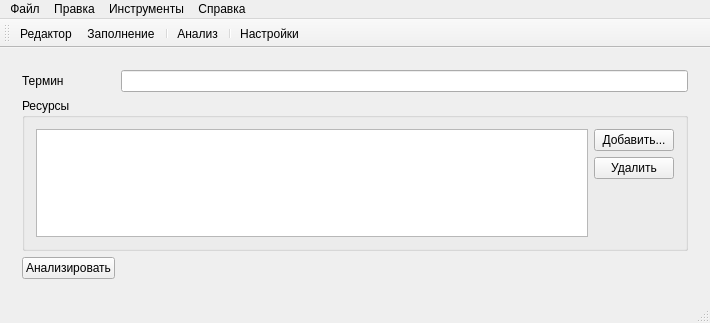
PertsevRoman/fiver, file mainwindow.ui: the form before one commit.
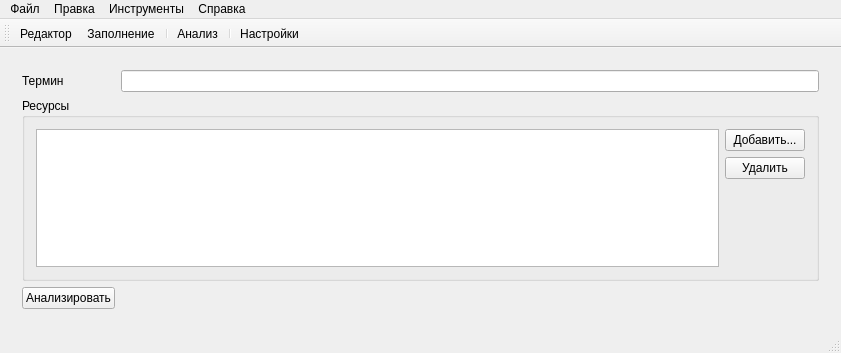
The form after the commit. The open tabs and pages were chosen to show the change.

Diff of the .ui file:
```diff
--- a/mainwindow.ui
+++ b/mainwindow.ui
@@ -6,8 +6,8 @@
    <rect>
     <x>0</x>
     <y>0</y>
-    <width>710</width>
-    <height>323</height>
+    <width>841</width>
+    <height>353</height>
    </rect>
   </property>
   <property name="windowTitle">
@@ -123,7 +123,7 @@
                 </spacer>
                </item>
                <item row="0" column="0" rowspan="3">
-                <widget class="QTableWidget" name="resourceList"/>
+                <widget class="QTableView" name="resourceList"/>
                </item>
               </layout>
              </widget>
@@ -223,7 +223,7 @@
     <rect>
      <x>0</x>
      <y>0</y>
-     <width>710</width>
+     <width>841</width>
      <height>18</height>
     </rect>
    </property>
```
Left out of the diff: 2 changed lines with no effect on the pictures.
